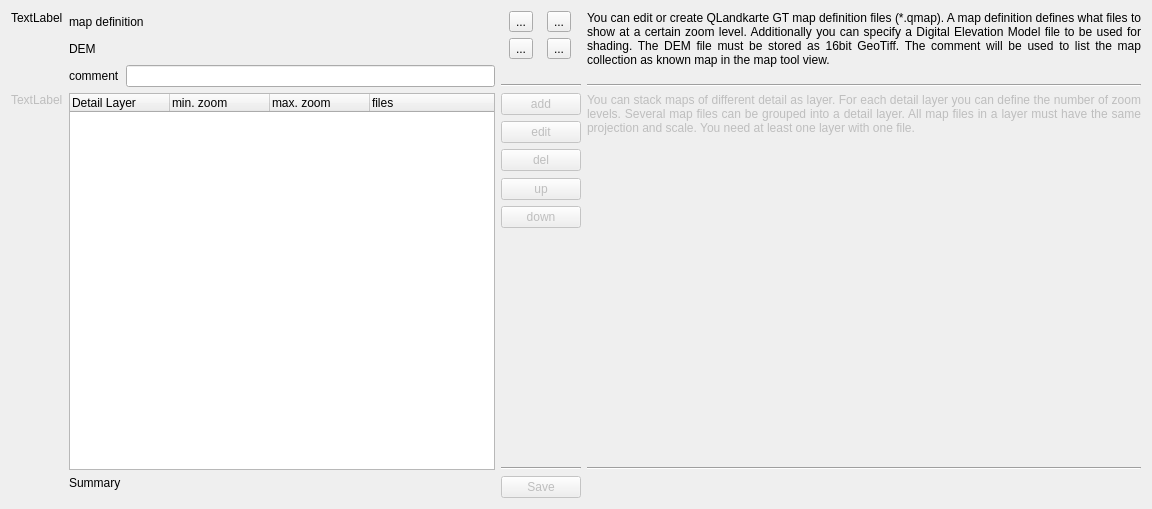
Before: the Qt Designer form src/ICreateMapQMAP.ui in ntruchsess/QLandkarteGT, drawn with Qt 5.
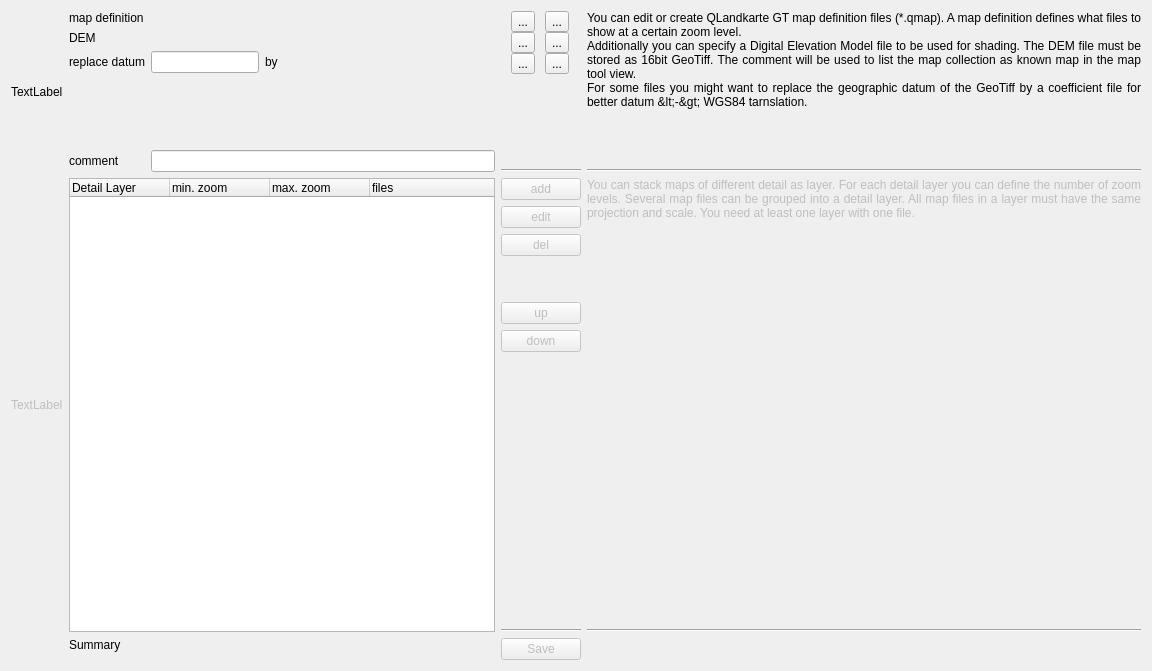
After: the same form once the commit is applied.

What changed in the file:
```diff
--- a/src/ICreateMapQMAP.ui
+++ b/src/ICreateMapQMAP.ui
@@ -6,24 +6,24 @@
     <x>0</x>
     <y>0</y>
     <width>1152</width>
-    <height>509</height>
+    <height>671</height>
    </rect>
   </property>
   <property name="windowTitle" >
    <string>Form</string>
   </property>
   <layout class="QGridLayout" >
-   <item rowspan="2" row="0" column="0" >
+   <item row="0" column="0" >
     <widget class="QLabel" name="labelStep1" >
      <property name="text" >
       <string>TextLabel</string>
      </property>
      <property name="alignment" >
-      <set>Qt::AlignLeading|Qt::AlignLeft|Qt::AlignTop</set>
+      <set>Qt::AlignLeading|Qt::AlignLeft|Qt::AlignVCenter</set>
      </property>
     </widget>
    </item>
-   <item row="0" column="1" colspan="2" >
+   <item row="0" column="1" >
     <layout class="QGridLayout" >
      <item row="0" column="0" >
       <widget class="QLabel" name="label_2" >
@@ -65,10 +65,82 @@
        </property>
       </widget>
      </item>
-    </layout>
-   </item>
-   <item row="0" column="3" >
+     <item row="2" column="0" >
+      <widget class="QLabel" name="label_3" >
+       <property name="text" >
+        <string>replace datum</string>
+       </property>
+      </widget>
+     </item>
+     <item row="2" column="1" >
+      <layout class="QHBoxLayout" >
+       <item>
+        <widget class="QLineEdit" name="lineDatum" >
+         <property name="sizePolicy" >
+          <sizepolicy vsizetype="Fixed" hsizetype="Maximum" >
+           <horstretch>0</horstretch>
+           <verstretch>0</verstretch>
+          </sizepolicy>
+         </property>
+        </widget>
+       </item>
+       <item>
+        <widget class="QLabel" name="label_6" >
+         <property name="text" >
+          <string>by</string>
+         </property>
+        </widget>
+       </item>
+       <item>
+        <widget class="QLabel" name="labelGridFile" >
+         <property name="sizePolicy" >
+          <sizepolicy vsizetype="Preferred" hsizetype="MinimumExpanding" >
+           <horstretch>0</horstretch>
+           <verstretch>0</verstretch>
+          </sizepolicy>
+         </property>
+         <property name="text" >
+          <string/>
+         </property>
+        </widget>
+       </item>
+      </layout>
+     </item>
+     <item row="4" column="0" >
+      <widget class="QLabel" name="label" >
+       <property name="text" >
+        <string>comment</string>
+       </property>
+      </widget>
+     </item>
+     <item row="4" column="1" >
+      <widget class="QLineEdit" name="lineComment" />
+     </item>
+     <item row="3" column="1" >
+      <spacer>
+       <property name="orientation" >
+        <enum>Qt::Vertical</enum>
+       </property>
+       <property name="sizeHint" >
+        <size>
+         <width>20</width>
+         <height>40</height>
+        </size>
+       </property>
+      </spacer>
+     </item>
+    </layout>
+   </item>
+   <item row="0" column="2" >
+    <layout class="QVBoxLayout" >
+     <item>
     <layout class="QGridLayout" >
+       <property name="horizontalSpacing" >
+        <number>0</number>
+       </property>
+       <property name="verticalSpacing" >
+        <number>0</number>
+       </property>
      <item row="0" column="0" >
       <widget class="QToolButton" name="toolOpen" >
        <property name="toolTip" >
@@ -115,14 +187,52 @@
        </property>
       </widget>
      </item>
-    </layout>
-   </item>
-   <item rowspan="2" row="0" column="4" >
+       <item row="2" column="0" >
+        <widget class="QToolButton" name="toolAddGridFile" >
+         <property name="text" >
+          <string>...</string>
+         </property>
+        </widget>
+       </item>
+       <item row="2" column="1" >
+        <widget class="QToolButton" name="toolDelGridFile" >
+         <property name="text" >
+          <string>...</string>
+         </property>
+        </widget>
+       </item>
+      </layout>
+     </item>
+     <item>
+      <spacer>
+       <property name="orientation" >
+        <enum>Qt::Vertical</enum>
+       </property>
+       <property name="sizeHint" >
+        <size>
+         <width>75</width>
+         <height>16</height>
+        </size>
+       </property>
+      </spacer>
+     </item>
+     <item>
+      <widget class="Line" name="line_3" >
+       <property name="orientation" >
+        <enum>Qt::Horizontal</enum>
+       </property>
+      </widget>
+     </item>
+    </layout>
+   </item>
+   <item row="0" column="3" >
     <layout class="QVBoxLayout" >
      <item>
       <widget class="QLabel" name="labelDoc1" >
        <property name="text" >
-        <string>You can edit or create QLandkarte GT map definition files (*.qmap). A map definition defines what files to show at a certain zoom level. Additionally you can specify a Digital Elevation Model file to be used for shading. The DEM file must be stored as 16bit GeoTiff. The comment will be used to list the map collection as known map in the map tool view.</string>
+        <string>You can edit or create QLandkarte GT map definition files (*.qmap). A map definition defines what files to show at a certain zoom level. 
+Additionally you can specify a Digital Elevation Model file to be used for shading. The DEM file must be stored as 16bit GeoTiff. The comment will be used to list the map collection as known map in the map tool view.
+For some files you might want to replace the geographic datum of the GeoTiff by a coefficient file for better datum &lt;-> WGS84 tarnslation.</string>
        </property>
        <property name="alignment" >
         <set>Qt::AlignJustify|Qt::AlignTop</set>
@@ -141,41 +251,7 @@
      </item>
     </layout>
    </item>
-   <item row="1" column="1" >
-    <widget class="QLabel" name="label" >
-     <property name="text" >
-      <string>comment</string>
-     </property>
-    </widget>
-   </item>
-   <item row="1" column="2" >
-    <widget class="QLineEdit" name="lineComment" />
-   </item>
-   <item row="1" column="3" >
-    <layout class="QVBoxLayout" >
-     <item>
-      <spacer>
-       <property name="orientation" >
-        <enum>Qt::Vertical</enum>
-       </property>
-       <property name="sizeHint" >
-        <size>
-         <width>20</width>
-         <height>40</height>
-        </size>
-       </property>
-      </spacer>
-     </item>
-     <item>
-      <widget class="Line" name="line_3" >
-       <property name="orientation" >
-        <enum>Qt::Horizontal</enum>
-       </property>
-      </widget>
-     </item>
-    </layout>
-   </item>
-   <item row="2" column="0" >
+   <item row="1" column="0" >
     <widget class="QLabel" name="labelStep2" >
      <property name="enabled" >
       <bool>false</bool>
@@ -184,11 +260,11 @@
       <string>TextLabel</string>
      </property>
      <property name="alignment" >
-      <set>Qt::AlignLeading|Qt::AlignLeft|Qt::AlignTop</set>
+      <set>Qt::AlignLeading|Qt::AlignLeft|Qt::AlignVCenter</set>
      </property>
     </widget>
    </item>
-   <item row="2" column="1" colspan="2" >
+   <item row="1" column="1" >
     <widget class="QTreeWidget" name="treeLevels" >
      <property name="toolTip" >
       <string>&lt;html>&lt;head>&lt;meta name="qrichtext" content="1" />&lt;style type="text/css">
@@ -218,7 +294,7 @@
      </column>
     </widget>
    </item>
-   <item row="2" column="3" >
+   <item row="1" column="2" >
     <layout class="QVBoxLayout" >
      <item>
       <widget class="QPushButton" name="pushAdd" >
@@ -335,7 +411,7 @@
      </item>
     </layout>
    </item>
-   <item row="2" column="4" >
+   <item row="1" column="3" >
     <layout class="QVBoxLayout" >
      <item>
       <widget class="QLabel" name="labelDoc2" >
@@ -362,7 +438,7 @@
      </item>
     </layout>
    </item>
-   <item row="3" column="1" colspan="2" >
+   <item row="2" column="1" >
     <layout class="QHBoxLayout" >
      <item>
       <widget class="QLabel" name="label_5" >
@@ -395,7 +471,7 @@
      </item>
     </layout>
    </item>
-   <item row="3" column="3" >
+   <item row="2" column="2" >
     <widget class="QPushButton" name="pushSave" >
      <property name="enabled" >
       <bool>false</bool>
@@ -405,7 +481,7 @@
      </property>
     </widget>
    </item>
-   <item row="3" column="4" >
+   <item row="2" column="3" >
     <spacer>
      <property name="orientation" >
       <enum>Qt::Horizontal</enum>
```
Lines whose indentation alone changed are shown as unchanged.
